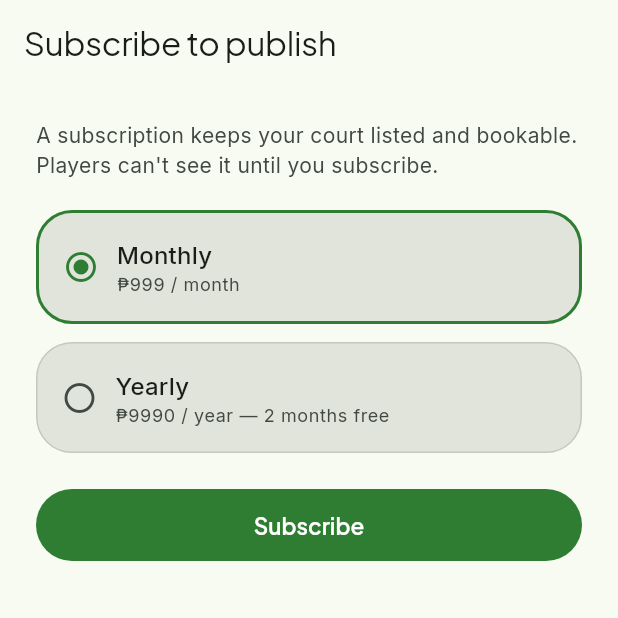
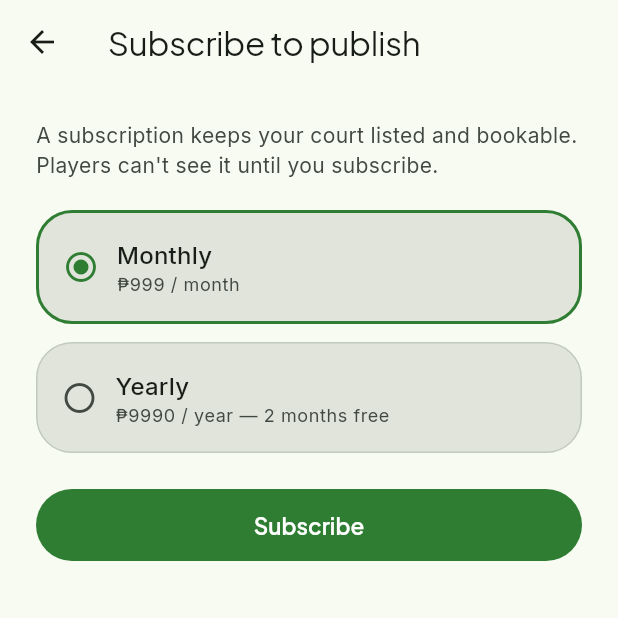
Before and after one commit to ygglue/dinkSync, a Flutter app: the SubscriptionScreen screen opened directly with empty values, on a phone screen of 412 x 824 dp, the top half of it. Run offline on Flutter 3.47's test engine with Material 3 defaults, Android fonts, the phone set to English and light mode, and no system bars; our stand-ins replace flutter_dotenv, flutter_riverpod, go_router, google_fonts, shared_preferences, supabase_flutter; accounts and stored records are empty.

Commit message:
fix(shell): guarantee back button on subscribe (and edit) sub-pages
The subscription page could be left without a back affordance: it relied
on AppBar.automaticallyImplyLeading, and the route wrapper's loading/error
states were bare Scaffolds with no AppBar at all. Make the back button
explicit:

- SubscriptionScreen now takes a required onBack; AppBar uses an explicit
  BackButton wired to it.
- _SubscribeRoute/_EditRoute loading + error frames render via new
  _LoadingSubPage/_ErrorSubPage helpers that always carry a back button
  (via _backToManage), so the user is never stranded mid-load.
- Add a test asserting the subscribe app bar back button invokes onBack.

Co-Authored-By: Claude Opus 4.8 (1M context) <noreply@anthropic.com>

```diff
--- a/app/lib/features/owner/subscription_screen.dart
+++ b/app/lib/features/owner/subscription_screen.dart
@@ -11,10 +11,15 @@ class SubscriptionScreen extends ConsumerStatefulWidget {
     super.key,
     required this.courtId,
     required this.onSubscribed,
+    required this.onBack,
   });
 
   final String courtId;
   final void Function() onSubscribed;
+
+  /// Invoked by the app bar back button. The router wires this to pop back to
+  /// the management dashboard (or go there if there's nothing to pop).
+  final void Function() onBack;
 
   @override
   ConsumerState<SubscriptionScreen> createState() => _SubscriptionScreenState();
@@ -90,7 +95,10 @@ class _SubscriptionScreenState extends ConsumerState<SubscriptionScreen> {
   Widget build(BuildContext context) {
     final theme = Theme.of(context);
     return Scaffold(
-      appBar: AppBar(title: const Text('Subscribe to publish')),
+      appBar: AppBar(
+        leading: BackButton(onPressed: widget.onBack),
+        title: const Text('Subscribe to publish'),
+      ),
       body: SingleChildScrollView(
         padding: const EdgeInsets.all(24),
         child: Column(
```
Also changed, not shown: app/lib/app/router.dart (+38 -12 lines), 1 other file.
